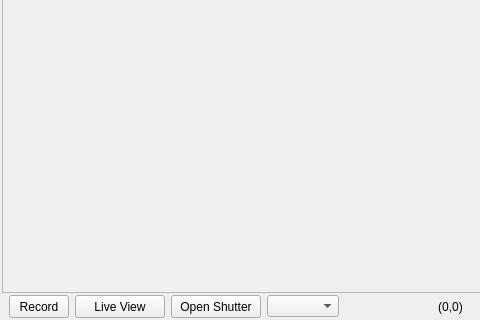
First picture: the form in hal4000/qtdesigner/camera-display.ui, repository ZhuangLab/storm-control, before the edit; both pictures show x 0 to 480 and y 406 to 726 of the 797 by 726 pixel window.
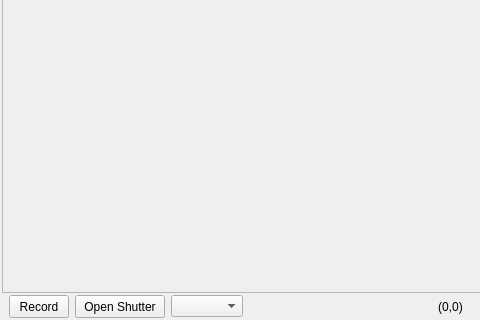
Second picture: the form after the edit. Custom widgets are drawn as their Qt base class.

Commit message: Removed live mode button from ui

```diff
--- a/hal4000/qtdesigner/camera-display.ui
+++ b/hal4000/qtdesigner/camera-display.ui
@@ -219,34 +219,6 @@
         </property>
        </widget>
       </item>
-      <item>
-       <widget class="QPushButton" name="liveViewButton">
-        <property name="sizePolicy">
-         <sizepolicy hsizetype="Fixed" vsizetype="Fixed">
-          <horstretch>0</horstretch>
-          <verstretch>0</verstretch>
-         </sizepolicy>
-        </property>
-        <property name="minimumSize">
-         <size>
-          <width>90</width>
-          <height>0</height>
-         </size>
-        </property>
-        <property name="maximumSize">
-         <size>
-          <width>60</width>
-          <height>23</height>
-         </size>
-        </property>
-        <property name="focusPolicy">
-         <enum>Qt::NoFocus</enum>
-        </property>
-        <property name="text">
-         <string>Live View</string>
-        </property>
-       </widget>
-      </item>
       <item>
        <widget class="QPushButton" name="cameraShutterButton">
         <property name="sizePolicy">
```
Left out of the diff: 11 changed lines with no effect on the pictures. The commit also changes 2 other files.
